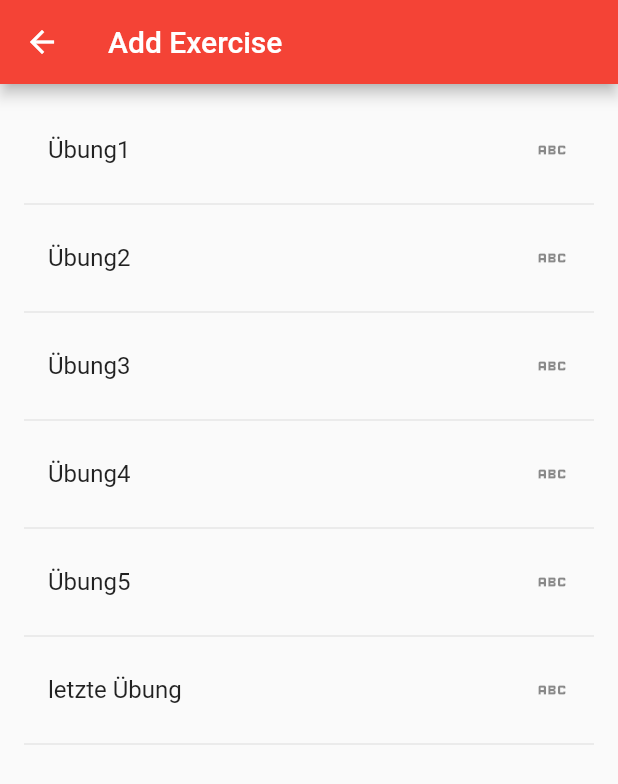
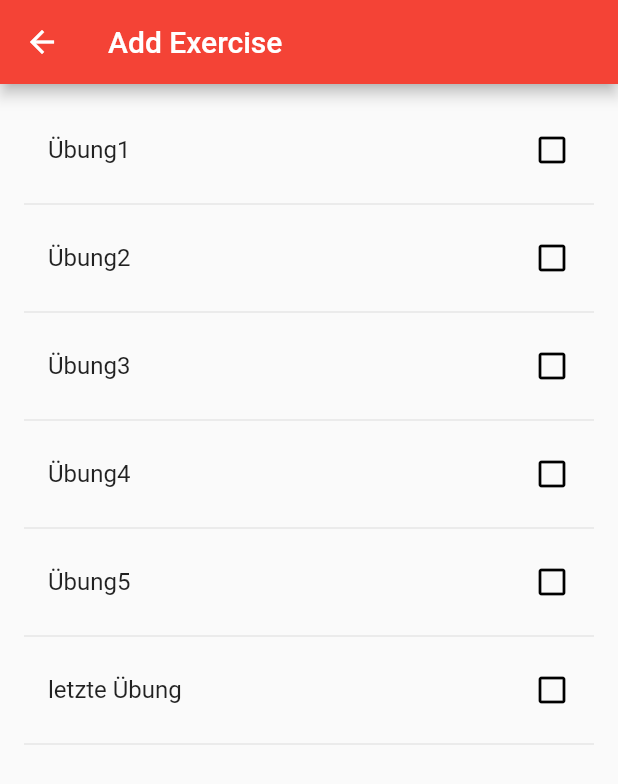
Before and after one commit to TorbenStriegel/Fit4You-FitnessApp, a Flutter app: the screen it shows after launch, after a tap on "Add Exercise", on a phone screen of 412 x 824 dp. Shown: the top 784 px of the screen. Run offline on Flutter 3.47's test engine with Material 2 defaults, Android fonts, the phone set to English and light mode, and no system bars; missing offline and left inert: dart:html.

Commit message:
Hinzufügen von Übungen über andere Liste

```diff
--- a/lib/main.dart
+++ b/lib/main.dart
@@ -34,6 +34,9 @@ class _ExerciseName extends State<ExerciseGenerator> {
     "Übung5",
     "letzte Übung",
   ];
+  bool isChecked = false;
+
+
 
   @override
   Widget build(BuildContext context) {
@@ -77,7 +80,7 @@ class _ExerciseName extends State<ExerciseGenerator> {
 
   Widget _buildListToAddExercises() {
     List<String> _exerciseAllCopy = [..._exerciseAll];
-    _exerciseAllCopy.removeWhere((item) => _exercisePersonal.contains(item));
+    //_exerciseAllCopy.removeWhere((item) => _exercisePersonal.contains(item));
     return ListView.builder(
       itemCount: _exerciseAllCopy.length * 2,
       padding: EdgeInsets.all(16),
@@ -91,12 +94,17 @@ class _ExerciseName extends State<ExerciseGenerator> {
   }
 
   Widget _buildRowToAddExercises(String exercise) {
+    bool isInPersonalExerciseList = _exercisePersonal.contains(exercise);
     return ListTile(
       title: Text(exercise),
-      trailing: Icon(Icons.abc),
+      trailing: Icon(
+          isInPersonalExerciseList || isChecked ? Icons.check_box : Icons.check_box_outline_blank,
+          color: Colors.black),
       onTap: () {
         setState(() {
+          isChecked = true;
           _exercisePersonal.add(exercise);
+
         });
       },
     );
```
